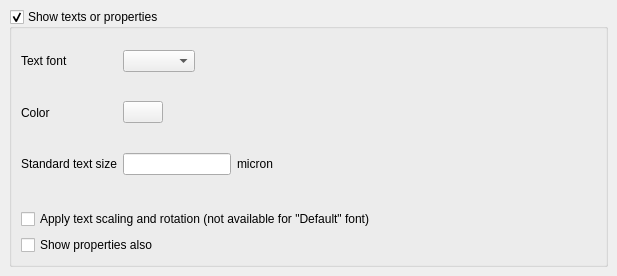
KLayout/klayout, file src/layui/layui/LayoutViewConfigPage2b.ui: the form before one commit.
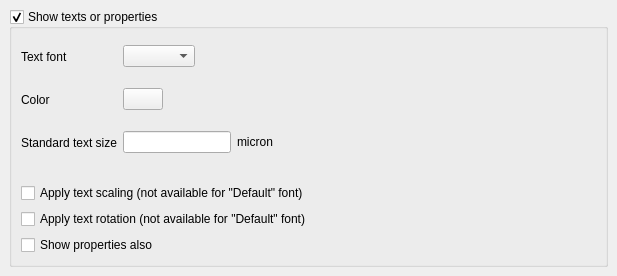
The form after the commit. Custom widgets are drawn as their Qt base class.

The edit to the form file:
```diff
--- a/src/layui/layui/LayoutViewConfigPage2b.ui
+++ b/src/layui/layui/LayoutViewConfigPage2b.ui
@@ -42,19 +42,17 @@
         <property name="frameShadow" >
          <enum>QFrame::Raised</enum>
         </property>
-        <layout class="QHBoxLayout" >
-         <property name="margin" >
-          <number>0</number>
-         </property>
-         <property name="spacing" >
+        <layout class="QHBoxLayout">
+         <property name="spacing">
           <number>6</number>
          </property>
+         <property name="margin" stdset="0">
+          <number>0</number>
+         </property>
          <item>
-          <widget class="QLineEdit" name="text_def_size_edit" >
-           <property name="sizePolicy" >
-            <sizepolicy>
-             <hsizetype>0</hsizetype>
-             <vsizetype>0</vsizetype>
+          <widget class="QLineEdit" name="text_def_size_edit">
+           <property name="sizePolicy">
+            <sizepolicy hsizetype="Fixed" vsizetype="Fixed">
              <horstretch>0</horstretch>
              <verstretch>0</verstretch>
             </sizepolicy>
@@ -68,11 +66,9 @@
           </widget>
          </item>
          <item>
-          <widget class="QLabel" name="textLabel2_2_2" >
-           <property name="sizePolicy" >
-            <sizepolicy>
-             <hsizetype>0</hsizetype>
-             <vsizetype>0</vsizetype>
+          <widget class="QLabel" name="textLabel2_2_2">
+           <property name="sizePolicy">
+            <sizepolicy hsizetype="Fixed" vsizetype="Fixed">
              <horstretch>0</horstretch>
              <verstretch>0</verstretch>
             </sizepolicy>
@@ -106,13 +102,13 @@
         <property name="frameShadow" >
          <enum>QFrame::Raised</enum>
         </property>
-        <layout class="QHBoxLayout" >
-         <property name="margin" >
-          <number>0</number>
-         </property>
-         <property name="spacing" >
+        <layout class="QHBoxLayout">
+         <property name="spacing">
           <number>6</number>
          </property>
+         <property name="margin" stdset="0">
+          <number>0</number>
+         </property>
          <item>
           <widget class="lay::ColorButton" name="text_color_pb" >
            <property name="text" >
@@ -144,13 +140,13 @@
         <property name="frameShadow" >
          <enum>QFrame::Raised</enum>
         </property>
-        <layout class="QHBoxLayout" >
-         <property name="margin" >
-          <number>0</number>
-         </property>
-         <property name="spacing" >
+        <layout class="QHBoxLayout">
+         <property name="spacing">
           <number>6</number>
          </property>
+         <property name="margin" stdset="0">
+          <number>0</number>
+         </property>
          <item>
           <widget class="QComboBox" name="text_font_cb" />
          </item>
@@ -186,10 +182,10 @@
         </property>
        </spacer>
       </item>
-      <item row="4" column="0" colspan="2" >
-       <widget class="QCheckBox" name="text_apply_trans_cbx" >
-        <property name="text" >
-         <string>Apply text scaling and rotation (not available for "Default" font)</string>
+      <item row="4" column="0" colspan="2">
+       <widget class="QCheckBox" name="text_apply_trans_scale_cbx">
+        <property name="text">
+         <string>Apply text scaling (not available for &quot;Default&quot; font)</string>
         </property>
        </widget>
       </item>
@@ -221,12 +217,19 @@
         </property>
        </widget>
       </item>
+      <item row="5" column="0" colspan="2">
+       <widget class="QCheckBox" name="text_apply_trans_rotate_cbx">
+        <property name="text">
+         <string>Apply text rotation (not available for &quot;Default&quot; font)</string>
+        </property>
+       </widget>
+      </item>
      </layout>
     </widget>
    </item>
   </layout>
  </widget>
- <layoutdefault spacing="6" margin="11" />
+ <layoutdefault spacing="6" margin="11"/>
  <customwidgets>
   <customwidget>
    <class>lay::ColorButton</class>
```
Left out of the diff: 109 changed lines with no effect on the pictures.
